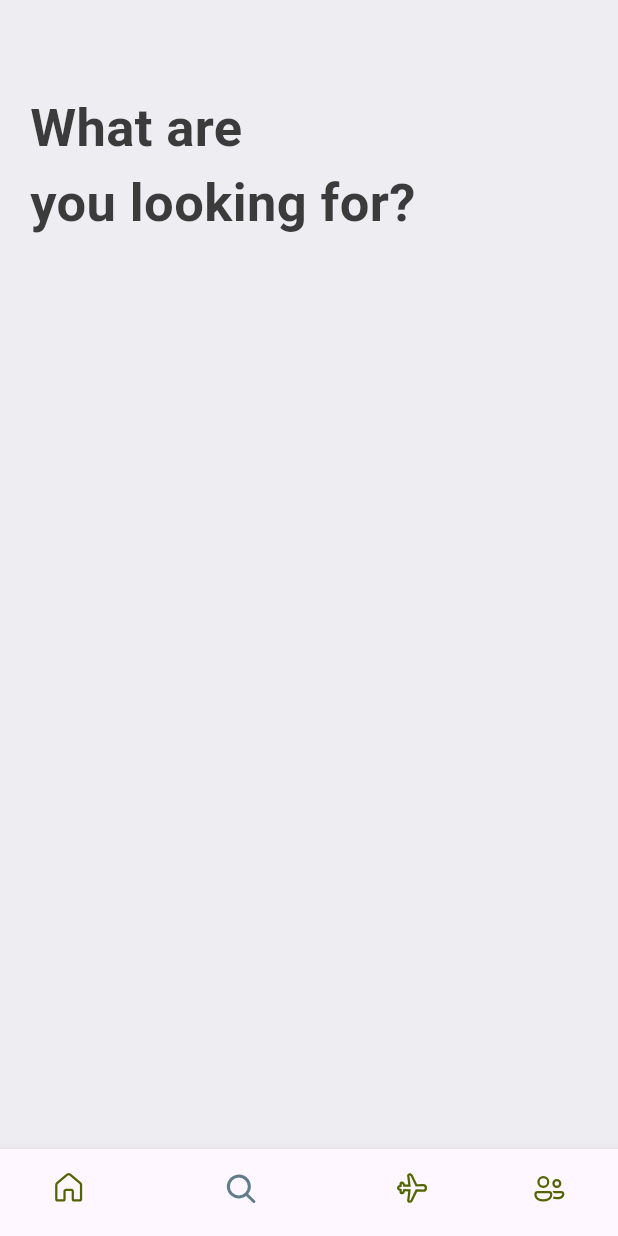
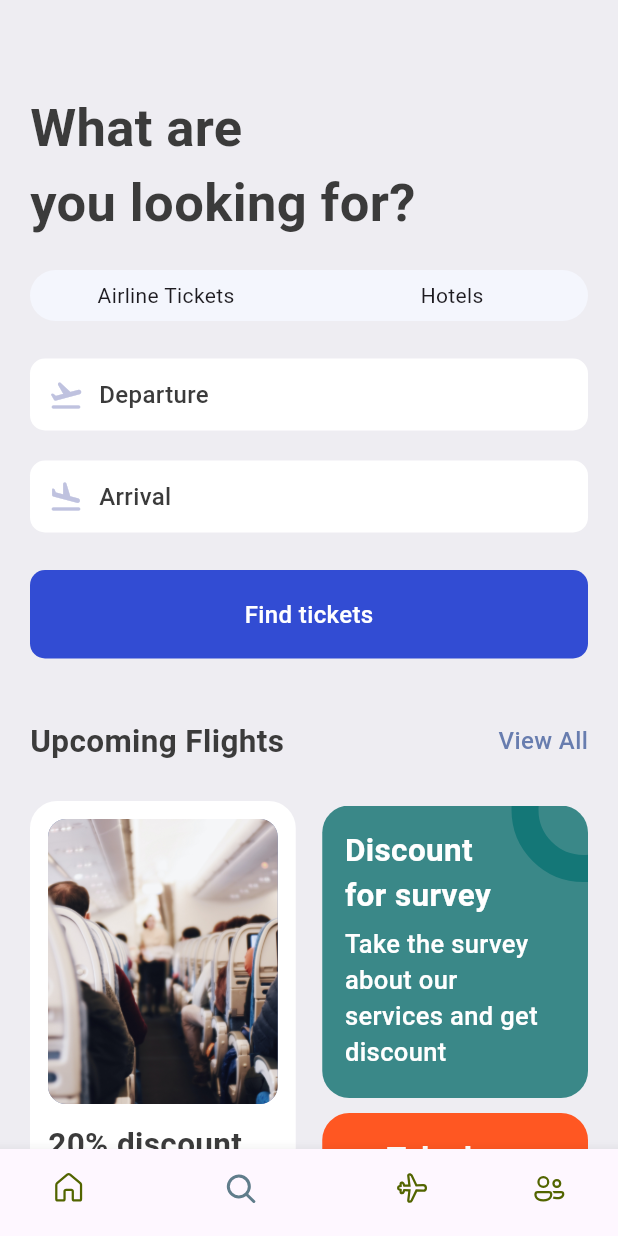
Before and after one commit to DelrosarioRovic/ticket-app, a Flutter app: the screen it shows after launch, item 2 of the bottom bar chosen, on a phone screen of 412 x 824 dp. Run offline on Flutter 3.47's test engine with Material 3 defaults, Android fonts, the phone set to English and light mode, and no system bars; our stand-ins replace fluentui_icons.

Commit message:
finish search screens

```diff
--- a/lib/base/res/media.dart
+++ b/lib/base/res/media.dart
@@ -2,4 +2,5 @@ class AppMedia {
   static const _baseImage = "assets/images";
   static const logo = '$_baseImage/logo.png';
   static const hotelRoom = '$_baseImage/hotel_room.png';
+  static const planeImage = '$_baseImage/plane_sit.jpg';
 }
--- a/lib/base/res/styles/app_styles.dart
+++ b/lib/base/res/styles/app_styles.dart
@@ -9,6 +9,11 @@ class AppStyles {
   static Color ticketBlue = const Color(0xFF526799);
   static Color ticketOrange = const Color(0xFFF37B67);
   static Color kakiColor = const Color(0xFFd2bdb6);
+  static Color ticketTabColor = const Color(0xFFF4F6FD);
+  static Color planeColor = const Color(0xFFBFC2DF);
+  static Color findTicketColor = const Color(0xD91130CE);
+  static Color discountColor = const Color(0xFF3A8888);
+  static Color circleColor = const Color.fromARGB(255, 20, 119, 119);
 
   static TextStyle textStyle = TextStyle(
     fontSize: 16,
--- a/lib/screens/home/widgets/hotel_card.dart
+++ b/lib/screens/home/widgets/hotel_card.dart
@@ -8,7 +8,6 @@ class HotelCard extends StatelessWidget {
 
   @override
   Widget build(BuildContext context) {
-    print(hotel);
     final size = MediaQuery.of(context).size;
     return Container(
       width: size.width*0.6,
--- a/lib/screens/search/search_screen.dart
+++ b/lib/screens/search/search_screen.dart
@@ -1,5 +1,10 @@
 import 'package:flutter/material.dart';
 import 'package:ticket_app/base/res/styles/app_styles.dart';
+import 'package:ticket_app/screens/home/widgets/app_double_text.dart';
+import 'package:ticket_app/screens/search/widgets/app_text_icon.dart';
+import 'package:ticket_app/screens/search/widgets/app_ticket_tabs.dart';
+import 'package:ticket_app/screens/search/widgets/find_tickets.dart';
+import 'package:ticket_app/screens/search/widgets/promotional_container.dart';
 
 class SearchScreen extends StatelessWidget {
   const SearchScreen({super.key});
@@ -12,9 +17,19 @@ class SearchScreen extends StatelessWidget {
         padding: EdgeInsets.symmetric(horizontal: 20, vertical: 20),
         children: [
           SizedBox(height: 40),
-          Text("What are\nyou looking for?", style: AppStyles.headlineStyle1.copyWith(
-            fontSize: 35
-          ),)
+          Text("What are\nyou looking for?", style: AppStyles.headlineStyle1.copyWith(fontSize: 35)),
+          SizedBox(height: 20),
+          AppTicketTabs(),
+          SizedBox(height: 25),
+          AppTextIcon(icon: Icons.flight_takeoff_rounded, label: "Departure"),
+          SizedBox(height: 20),
+          AppTextIcon(icon: Icons.flight_land_rounded, label: "Arrival"),
+          SizedBox(height: 25),
+          FindTickets(),
+          SizedBox(height: 40),
+          const AppDoubleText(bigText: "Upcoming Flights", smallText: "View All", navigateTo: "/all_tickets",),
+          SizedBox(height: 25),
+          PromotionalContainer()
         ],
       ),
     );
--- /dev/null
+++ b/lib/screens/search/widgets/app_text_icon.dart
@@ -0,0 +1,26 @@
+import 'package:flutter/material.dart';
+import 'package:ticket_app/base/res/styles/app_styles.dart';
+
+class AppTextIcon extends StatelessWidget {
+  final IconData icon;
+  final String label;
+  const AppTextIcon({super.key, required this.icon, required this.label});
+
+  @override
+  Widget build(BuildContext context) {
+    return Container(
+      padding: EdgeInsets.symmetric(vertical: 12, horizontal: 12),
+      decoration: BoxDecoration(
+        borderRadius: BorderRadius.circular(10),
+        color: Colors.white
+      ),
+      child: Row(
+        children: [
+          Icon(icon, color: AppStyles.planeColor),
+          SizedBox(width: 10),
+          Text(label, style: AppStyles.textStyle)
+        ],
+      ),
+    );
+  }
+}
--- a/lib/screens/search/widgets/app_ticket_tabs.dart
+++ b/lib/screens/search/widgets/app_ticket_tabs.dart
@@ -1,10 +1,48 @@
 import 'package:flutter/material.dart';
+import 'package:ticket_app/base/res/styles/app_styles.dart';
 
 class AppTicketTabs extends StatelessWidget {
   const AppTicketTabs({super.key});
 
   @override
   Widget build(BuildContext context) {
-    return const Placeholder();
+
+    return Container(
+      decoration: BoxDecoration(
+        borderRadius: BorderRadius.circular(50),
+        color: AppStyles.ticketTabColor
+      ),
+      child: Row(
+        mainAxisAlignment: MainAxisAlignment.spaceBetween,
+        children: [
+          AppTabs(isLeft: true, labels: "Airline Tickets",),
+          AppTabs(isLeft: false, labels: "Hotels",)
+        ],
+      )
+    );
   }
 }
+
+class AppTabs extends StatelessWidget {
+  final bool isLeft;
+  final String labels;
+  const AppTabs({super.key, required this.isLeft, required this.labels});
+
+  @override
+  Widget build(BuildContext context) {
+    final size = MediaQuery.of(context).size;
+    return Container(
+      padding: EdgeInsets.symmetric(vertical: 7),
+      width: size.width * 0.44,
+      decoration: BoxDecoration(
+        color: Colors.transparent,
+        borderRadius: BorderRadius.horizontal(
+          left: isLeft ? const Radius.circular(50) : Radius.zero,
+          right: !isLeft ? const Radius.circular(50) : Radius.zero,
+        ),
+      ),
+      child: Center(child: Text(labels),
+      ),
+    );
+  }
+}
--- /dev/null
+++ b/lib/screens/search/widgets/find_tickets.dart
@@ -0,0 +1,25 @@
+import 'package:flutter/material.dart';
+import 'package:ticket_app/base/res/styles/app_styles.dart';
+
+class FindTickets extends StatelessWidget {
+  const FindTickets({super.key});
+
+  @override
+  Widget build(BuildContext context) {
+    return Container(
+      padding: EdgeInsets.symmetric(vertical: 18, horizontal: 18),
+      decoration: BoxDecoration(
+        borderRadius: BorderRadius.circular(10),
+        color: AppStyles.findTicketColor
+      ),
+      child: Center(
+        child: Text(
+          "Find tickets",
+          style: AppStyles.textStyle.copyWith(
+            color: Colors.white,
+          ),
+        ),
+      ),
+    );
+  }
+}
--- /dev/null
+++ b/lib/screens/search/widgets/promotional_container.dart
@@ -0,0 +1,139 @@
+import 'package:flutter/material.dart';
+import 'package:ticket_app/base/res/media.dart';
+import 'package:ticket_app/base/res/styles/app_styles.dart';
+
+class PromotionalContainer extends StatelessWidget {
+  const PromotionalContainer({super.key});
+
+  @override
+  Widget build(BuildContext context) {
+    final size = MediaQuery.of(context).size;
+    return Row(
+      spacing: 15,
+      mainAxisAlignment: MainAxisAlignment.spaceBetween,
+      children: [
+        Container(
+          width: size.width*.43,
+          padding: EdgeInsets.all(12),
+          decoration: BoxDecoration(
+            borderRadius: BorderRadius.circular(18),
+            color: Colors.white,
+          ),
+          child: Column(
+            children: [
+              Container(
+                height: 190,
+                width: 300,
+                decoration: BoxDecoration(
+                  color: AppStyles.primaryColor,
+                  borderRadius: BorderRadius.circular(12),
+                  image: DecorationImage(
+                    image: AssetImage(AppMedia.planeImage),
+                    fit: BoxFit.cover
+                  )
+                ),
+              ),
+              SizedBox(height: 12),
+              Text("20% discount on the early booking of this flight. Don't miss.", style: AppStyles.headlineStyle2,),
+              SizedBox(height: 30),
+            ],
+          ),
+        ),
+        Container(
+          width: size.width*.43,
+          child: Column(
+            spacing: 10,
+            children: [
+              Stack(
+                children: [
+                  Container(
+                    height: 195,
+                    padding: EdgeInsets.symmetric(horizontal: 15, vertical: 15),
+                    decoration: BoxDecoration(
+                      borderRadius: BorderRadius.circular(18),
+                      color: AppStyles.discountColor
+                    ),
+                    child: Column(
+                      crossAxisAlignment: CrossAxisAlignment.start,
+                      children: [
+                        Text(
+                          "Discount\nfor survey",
+                          style: AppStyles.headlineStyle2.copyWith(
+                            color: Colors.white
+                          ),
+                        ),
+                        SizedBox(height: 5),
+                        Text(
+                          "Take the survey about our\nservices and get discount",
+                          style: AppStyles.headlineStyle3.copyWith(
+                            color: Colors.white
+                          )
+                        ),
+                      ],
+                    ),
+                  ),
+                  Positioned(
+                    right: -45,
+                    top: -45,
+                    child: Container(
+                    padding: EdgeInsets.all(30),
+                    decoration: BoxDecoration(
+                      shape: BoxShape.circle,
+                      border: Border.all(
+                        width: 18,
+                        color: const Color.fromARGB(255, 20, 119, 119)
+                      )
+                    ),
+                  )
+                )
+                ],
+              ),
+              Container(
+                height: 195,
+                padding: EdgeInsets.symmetric(horizontal: 15, vertical: 15),
+                decoration: BoxDecoration(
+                  borderRadius: BorderRadius.circular(18),
+                  color: Colors.deepOrange,
+                ),
+                child: Column(
+                  children: [
+                    Text(
+                      "Take love",
+                      style: AppStyles.headlineStyle2.copyWith(
+                        color: Colors.white
+                      ),
+                    ),
+                    Row(
+                      mainAxisAlignment: MainAxisAlignment.center,
+                      crossAxisAlignment: CrossAxisAlignment.end,
+                      children: [
+                        Text(
+                          "😀",
+                          style: TextStyle(
+                            fontSize: 24
+                          )
+                        ),
+                        Text(
+                          "🥰",
+                          style: TextStyle(
+                            fontSize: 32
+                          )
+                        ),
+                        Text(
+                          "😍",
+                          style: TextStyle(
+                            fontSize: 24
+                          )
+                        ),
+                      ],
+                    )
+                  ],
+                ),
+              ),
+            ],
+          ),
+        )
+      ],
+    );
+  }
+}
--- a/pubspec.yaml
+++ b/pubspec.yaml
@@ -62,6 +62,7 @@ flutter:
   assets:
     - assets/images/logo.png
     - assets/images/hotel_room.png
+    - assets/images/plane_sit.jpg
     # - images/a_dot_ham.jpeg
 
   # An image asset can refer to one or more resolution-specific "variants", see
```
